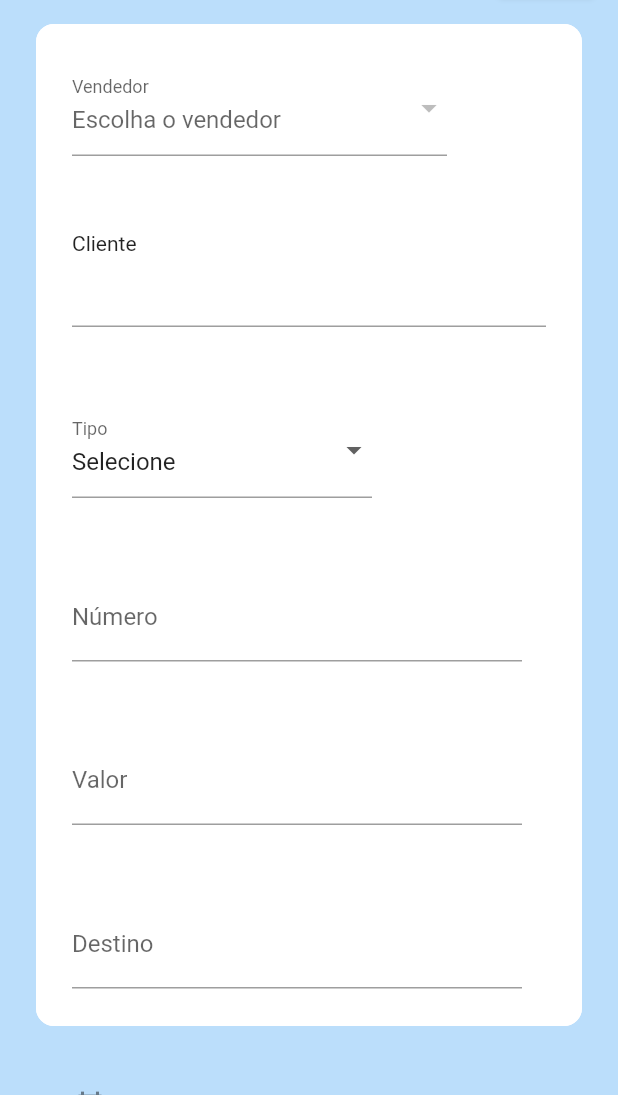
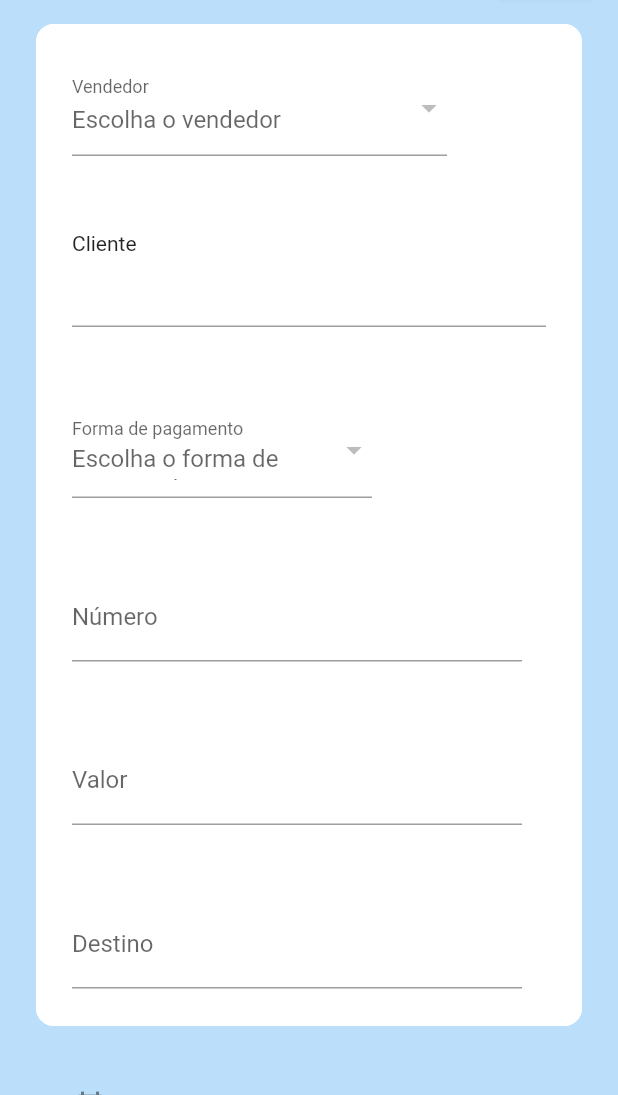
Before and after one commit to leandrorochaadm/register_of_receivables_front, a Flutter app: the ReceivableFormPage screen opened by its route, on a phone screen of 412 x 824 dp, the part 141-1236 px from its top. Run offline on Flutter 3.47's test engine with Material 2 defaults, Android fonts, the light colour scheme and no system bars; drawn by our look-alikes of date_time_picker; our stand-ins replace bloc, dio, equatable, flutter_bloc, loading_animation_widget, mask_text_input_formatter and 1 more; missing offline and left inert: cnpj_cpf_formatter_nullsafety, match, validatorless.

Commit message:
receivable with form of payments

```diff
--- /dev/null
+++ b/lib/data/models/form_of_payment_model.dart
@@ -0,0 +1,28 @@
+import 'package:equatable/equatable.dart';
+
+class FormOfPaymentModel extends Equatable {
+  final int id;
+  final String name;
+
+  const FormOfPaymentModel({required this.id, required this.name});
+
+  factory FormOfPaymentModel.empty() =>
+      const FormOfPaymentModel(id: 0, name: 'Selecione a forma de pagamento');
+
+  Map<String, dynamic> toJson() {
+    return {
+      'id': id,
+      'name': name,
+    };
+  }
+
+  factory FormOfPaymentModel.fromJson(dynamic map) {
+    return FormOfPaymentModel(
+      id: map['id'] as int,
+      name: map['name'] as String,
+    );
+  }
+
+  @override
+  List<Object> get props => [id, name];
+}
--- a/lib/data/models/models.dart
+++ b/lib/data/models/models.dart
@@ -1,3 +1,4 @@
+export 'form_of_payment_model.dart';
 export 'people_model.dart';
 export 'people_simplify_model.dart';
 export 'receivable_model.dart';
--- a/lib/data/models/receivable_model.dart
+++ b/lib/data/models/receivable_model.dart
@@ -1,15 +1,9 @@
 import 'package:equatable/equatable.dart';
 import 'package:register_of_receivables_front/data/models/models.dart';
 
-enum TypeReceivable {
-  Boleto,
-  Cheque,
-  Promissoria,
-}
-
 class ReceivableModel extends Equatable {
   final int id;
-  final TypeReceivable type;
+  final FormOfPaymentModel formOfPayment;
   final DateTime dateEntry;
   final DateTime dateDue;
   final DateTime? dateReceiving;
@@ -21,7 +15,7 @@ class ReceivableModel extends Equatable {
 
   const ReceivableModel({
     required this.id,
-    required this.type,
+    required this.formOfPayment,
     required this.dateEntry,
     required this.dateDue,
     this.dateReceiving,
@@ -42,12 +36,12 @@ class ReceivableModel extends Equatable {
         destiny = '',
         numDoc = '',
         seller = PeopleSimplify.empty(),
-        type = TypeReceivable.Boleto;
+        formOfPayment = FormOfPaymentModel.empty();
 
   @override
   List<Object> get props => [
         id,
-        type,
+        formOfPayment,
         dateEntry,
         dateDue,
         client,
@@ -60,7 +54,7 @@ class ReceivableModel extends Equatable {
   Map<String, dynamic> toJson() {
     return {
       'id': id,
-      'type': type.name,
+      'formOfPayment': formOfPayment.name,
       'dateEntry': dateEntry.millisecondsSinceEpoch,
       'dateDue': dateDue.millisecondsSinceEpoch,
       'dateReceiving': dateReceiving?.millisecondsSinceEpoch,
@@ -75,12 +69,11 @@ class ReceivableModel extends Equatable {
   factory ReceivableModel.fromJson(Map<String, dynamic> map) {
     var client = PeopleSimplify.fromJson(map['client']);
     var seller = PeopleSimplify.fromJson(map['seller']);
+    var formOfPayment = FormOfPaymentModel.fromJson(map['formOfPayment']);
 
     return ReceivableModel(
       id: map['id'] as int,
-      type: map['type'] == TypeReceivable.Boleto.name
-          ? TypeReceivable.Boleto
-          : TypeReceivable.Cheque,
+      formOfPayment: formOfPayment,
       dateEntry: DateTime.fromMillisecondsSinceEpoch(map['dateEntry']),
       dateDue: DateTime.fromMillisecondsSinceEpoch(map['dateDue']),
       dateReceiving: map['dateReceiving'] != 0
@@ -96,7 +89,7 @@ class ReceivableModel extends Equatable {
 
   ReceivableModel copyWith({
     int? id,
-    TypeReceivable? type,
+    FormOfPaymentModel? formOfPayment,
     DateTime? dateEntry,
     DateTime? dateDue,
     DateTime? dateReceiving,
@@ -108,7 +101,7 @@ class ReceivableModel extends Equatable {
   }) {
     return ReceivableModel(
       id: id ?? this.id,
-      type: type ?? this.type,
+      formOfPayment: formOfPayment ?? this.formOfPayment,
       dateEntry: dateEntry ?? this.dateEntry,
       dateDue: dateDue ?? this.dateDue,
       dateReceiving: dateReceiving ?? this.dateReceiving,
--- /dev/null
+++ b/lib/data/usecase/api_get_form_of_payments.dart
@@ -0,0 +1,28 @@
+import 'dart:developer';
+
+import 'package:dio/dio.dart';
+
+import '../../core/core.dart';
+import '../../domain/usecases/usecases.dart';
+import '../models/models.dart';
+
+class ApiGetFormOfPayments implements GetFormOfPayments {
+  final CustomDio dio;
+
+  ApiGetFormOfPayments({required this.dio});
+
+  @override
+  Future<List<FormOfPaymentModel>> findAll() async {
+    try {
+      final response = await dio.get('/formOfPayments');
+      var list = <FormOfPaymentModel>[];
+      for (final formOfPayment in response.data as List) {
+        list.add(FormOfPaymentModel.fromJson(formOfPayment));
+      }
+      return list;
+    } on DioError catch (e, s) {
+      log("Erro ao buscar formas de pagamento", error: e, stackTrace: s);
+      throw RepositoryException(message: "Erro ao buscar formas de pagamento");
+    }
+  }
+}
--- a/lib/data/usecase/usecase.dart
+++ b/lib/data/usecase/usecase.dart
@@ -1,4 +1,5 @@
 export 'api_delete_receivable.dart';
+export 'api_get_form_of_payments.dart';
 export 'api_get_peoples.dart';
 export 'api_get_peoples_clients.dart';
 export 'api_get_peoples_sellers.dart';
--- /dev/null
+++ b/lib/domain/usecases/get_form_of_payments.dart
@@ -0,0 +1,5 @@
+import '../../data/models/models.dart';
+
+abstract class GetFormOfPayments {
+  Future<List<FormOfPaymentModel>> findAll();
+}
--- a/lib/domain/usecases/usecases.dart
+++ b/lib/domain/usecases/usecases.dart
@@ -1,5 +1,6 @@
 export 'delete_people.dart';
 export 'delete_receivable.dart';
+export 'get_form_of_payments.dart';
 export 'get_people.dart';
 export 'get_people_clients.dart';
 export 'get_people_sellers.dart';
--- a/lib/pages/receivables_form/receivable_form_controller.dart
+++ b/lib/pages/receivables_form/receivable_form_controller.dart
@@ -13,6 +13,7 @@ class ReceivableFormController extends Cubit<ReceivableFormState> {
   final DeleteReceivable deleteReceivable;
   final GetPeoplesClients getPeoplesClients;
   final GetPeoplesSellers getPeoplesSellers;
+  final GetFormOfPayments getFormOfPayments;
 
   ReceivableFormController({
     required this.postReceivable,
@@ -20,6 +21,7 @@ class ReceivableFormController extends Cubit<ReceivableFormState> {
     required this.deleteReceivable,
     required this.getPeoplesClients,
     required this.getPeoplesSellers,
+    required this.getFormOfPayments,
   }) : super(ReceivableFormState.initial());
 
   load() async {
@@ -27,17 +29,20 @@ class ReceivableFormController extends Cubit<ReceivableFormState> {
     try {
       final clients = await getPeoplesClients.findAllPeoplesClients();
       final sellers = await getPeoplesSellers.findAllPeoplesSellers();
+      final formOfPayments = await getFormOfPayments.findAll();
       emit(state.copyWith(
         status: ReceivableFormStateStatus.loaded,
         clients: [PeopleSimplify.empty(), ...clients],
         sellers: [PeopleSimplify.empty(), ...sellers],
+        formOfPayments: [FormOfPaymentModel.empty(), ...formOfPayments],
       ));
     } catch (e, s) {
-      log('Erro ao buscar opções de clientes ou vendedores',
+      log('Erro ao buscar opções de clientes, vendedores ou formas de pagamento',
           error: e, stackTrace: s);
       emit(state.copyWith(
         status: ReceivableFormStateStatus.error,
-        errorMessage: 'Erro ao buscar opções de clientes ou vendedores',
+        errorMessage:
+            'Erro ao buscar opções de clientes, vendedores ou formas de pagamento',
       ));
     }
   }
@@ -52,7 +57,7 @@ class ReceivableFormController extends Cubit<ReceivableFormState> {
     required String destiny,
     required PeopleSimplify seller,
     required PeopleSimplify client,
-    required String type,
+    required FormOfPaymentModel formOfPayment,
   }) async {
     try {
       emit(state.copyWith(status: ReceivableFormStateStatus.register));
@@ -61,9 +66,7 @@ class ReceivableFormController extends Cubit<ReceivableFormState> {
         dateEntry: dateEntry,
         seller: seller,
         client: client,
-        type: TypeReceivable.Boleto.name == type
-            ? TypeReceivable.Boleto
-            : TypeReceivable.Cheque,
+        formOfPayment: formOfPayment,
         value: value,
         id: id,
         dateDue: dateDue,
--- a/lib/pages/receivables_form/receivable_form_page.dart
+++ b/lib/pages/receivables_form/receivable_form_page.dart
@@ -31,16 +31,17 @@ class ReceivableFormPage extends StatefulWidget {
   final clientEC = TextEditingController();
   final peopleFN = FocusNode();
   PeopleSimplify selectedClient = PeopleSimplify.empty();
+  FormOfPaymentModel selectedFormOfPayment = FormOfPaymentModel.empty();
 
   final MaskTextInputFormatter dateFormatter =
       MaskTextInputFormatter(mask: '##/##/##');
 
-  List<String> listType = <String>[
-    'Selecione',
-    TypeReceivable.Boleto.name,
-    TypeReceivable.Cheque.name,
-    TypeReceivable.Promissoria.name,
-  ];
+  // List<String> listType = <String>[
+  //   'Selecione',
+  //   TypeReceivable.Boleto.name,
+  //   TypeReceivable.Cheque.name,
+  //   TypeReceivable.Promissoria.name,
+  // ];
 
   @override
   State<ReceivableFormPage> createState() => _ReceivableFormPageState();
@@ -50,7 +51,7 @@ class _ReceivableFormPageState
     extends BaseState<ReceivableFormPage, ReceivableFormController> {
   PeopleSimplify _selectedSeller = PeopleSimplify.empty();
 
-  String _selectedType = 'Selecione';
+  // String _selectedType = 'Selecione';
 
   @override
   void dispose() {
@@ -84,7 +85,7 @@ class _ReceivableFormPageState
     _selectedSeller = receivable.seller;
     widget.selectedClient = receivable.client;
     widget.clientEC.text = receivable.client.toString();
-    _selectedType = receivable.type.name;
+    // widget.selectedFormOfPayment = receivable.;
 
     widget.valueFN.addListener(() {
       if (widget.valueFN.hasFocus) {
@@ -176,7 +177,7 @@ class _ReceivableFormPageState
                     await controller.registerOrUpdate(
                       id: int.parse(widget.idEC.text),
                       value: double.parse(widget.valueEC.text),
-                      type: _selectedType,
+                      formOfPayment: widget.selectedFormOfPayment,
                       client: widget.selectedClient,
                       seller: _selectedSeller,
                       dateDue: DateTime.parse(widget.dateDueEC.text),
@@ -302,28 +303,30 @@ class _ReceivableFormPageState
                   ),
                   SizedBox(
                     width: 200,
-                    child: DropdownButtonFormField<String>(
+                    child: DropdownButtonFormField<FormOfPaymentModel>(
                       decoration: const InputDecoration(
-                        labelText: "Tipo",
+                        labelText: "Forma de pagamento",
                       ),
-                      hint: const Text('Escolha o tipo'),
-                      value: _selectedType,
+                      hint: const Text('Escolha o forma de pagamento'),
+                      value: widget.selectedFormOfPayment,
                       isExpanded: true,
                       onChanged: (value) {
                         setState(() {
-                          _selectedType = value!;
+                          widget.selectedFormOfPayment = value!;
                         });
                       },
-                      validator: (String? value) {
-                        if (value == 'Selecione' || value == null) {
-                          return "Tipo é obrigatório";
+                      validator: (FormOfPaymentModel? value) {
+                        if (value == FormOfPaymentModel.empty() ||
+                            value == null) {
+                          return "Forma de pagamento é obrigatório";
                         }
                         return null;
                       },
-                      items: widget.listType.map((String val) {
+                      items: state.formOfPayments
+                          .map((FormOfPaymentModel formOfPayment) {
                         return DropdownMenuItem(
-                          value: val,
-                          child: Text(val),
+                          value: formOfPayment,
+                          child: Text(formOfPayment.name),
                         );
                       }).toList(),
                     ),
--- a/lib/pages/receivables_form/receivable_form_router.dart
+++ b/lib/pages/receivables_form/receivable_form_router.dart
@@ -30,6 +30,10 @@ class ReceivableFormRouter {
             create: (context) =>
                 ApiGetPeoplesSellers(dio: context.read<CustomDio>()),
           ),
+          Provider<GetFormOfPayments>(
+            create: (context) =>
+                ApiGetFormOfPayments(dio: context.read<CustomDio>()),
+          ),
           Provider(
               create: (context) => ReceivableFormController(
                     getPeoplesClients: context.read<GetPeoplesClients>(),
@@ -37,6 +41,7 @@ class ReceivableFormRouter {
                     postReceivable: context.read<PostReceivable>(),
                     putReceivable: context.read<PutReceivable>(),
                     deleteReceivable: context.read<DeleteReceivable>(),
+                    getFormOfPayments: context.read<GetFormOfPayments>(),
                   )),
         ],
         child: ReceivableFormPage(),
--- a/lib/pages/receivables_form/receivable_form_state.dart
+++ b/lib/pages/receivables_form/receivable_form_state.dart
@@ -22,6 +22,7 @@ class ReceivableFormState extends Equatable {
   final String? errorMessage;
   final List<PeopleSimplify> clients;
   final List<PeopleSimplify> sellers;
+  final List<FormOfPaymentModel> formOfPayments;
 
   const ReceivableFormState({
     required this.status,
@@ -29,6 +30,7 @@ class ReceivableFormState extends Equatable {
     this.errorMessage,
     required this.clients,
     required this.sellers,
+    required this.formOfPayments,
   });
 
   ReceivableFormState.initial()
@@ -36,10 +38,11 @@ class ReceivableFormState extends Equatable {
         receivable = ReceivableModel.empty(),
         errorMessage = null,
         clients = [],
-        sellers = [];
+        sellers = [],
+        formOfPayments = [];
 
   @override
-  List<Object?> get props => [status, receivable, errorMessage];
+  List<Object?> get props => [status, receivable, errorMessage, formOfPayments];
 
   ReceivableFormState copyWith({
     ReceivableFormStateStatus? status,
@@ -47,6 +50,7 @@ class ReceivableFormState extends Equatable {
     String? errorMessage,
     List<PeopleSimplify>? clients,
     List<PeopleSimplify>? sellers,
+    List<FormOfPaymentModel>? formOfPayments,
   }) {
     return ReceivableFormState(
       status: status ?? this.status,
@@ -54,6 +58,7 @@ class ReceivableFormState extends Equatable {
       errorMessage: errorMessage ?? this.errorMessage,
       clients: clients ?? this.clients,
       sellers: sellers ?? this.sellers,
+      formOfPayments: formOfPayments ?? this.formOfPayments,
     );
   }
 }
--- a/lib/pages/widgets/receivables_table_widget.dart
+++ b/lib/pages/widgets/receivables_table_widget.dart
@@ -42,7 +42,7 @@ class ReceivablesTableWidget extends StatelessWidget {
                 children: [
                   BodyWidget(
                     width: 200,
-                    data: Receivables.type.name,
+                    data: Receivables.formOfPayment.name,
                     label: 'Tipo',
                   ),
                   BodyWidget(
```
